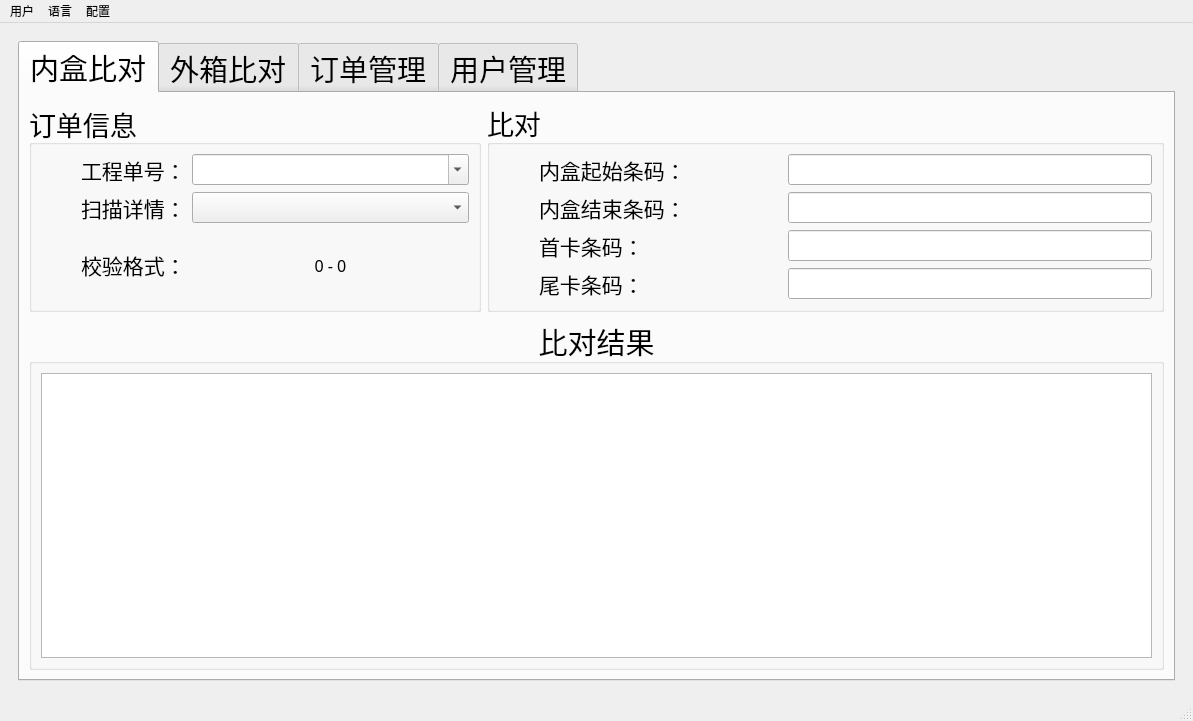
First picture: the form in res/ui/main_window.ui, repository zelviner/BarcodeCompare, before the edit.
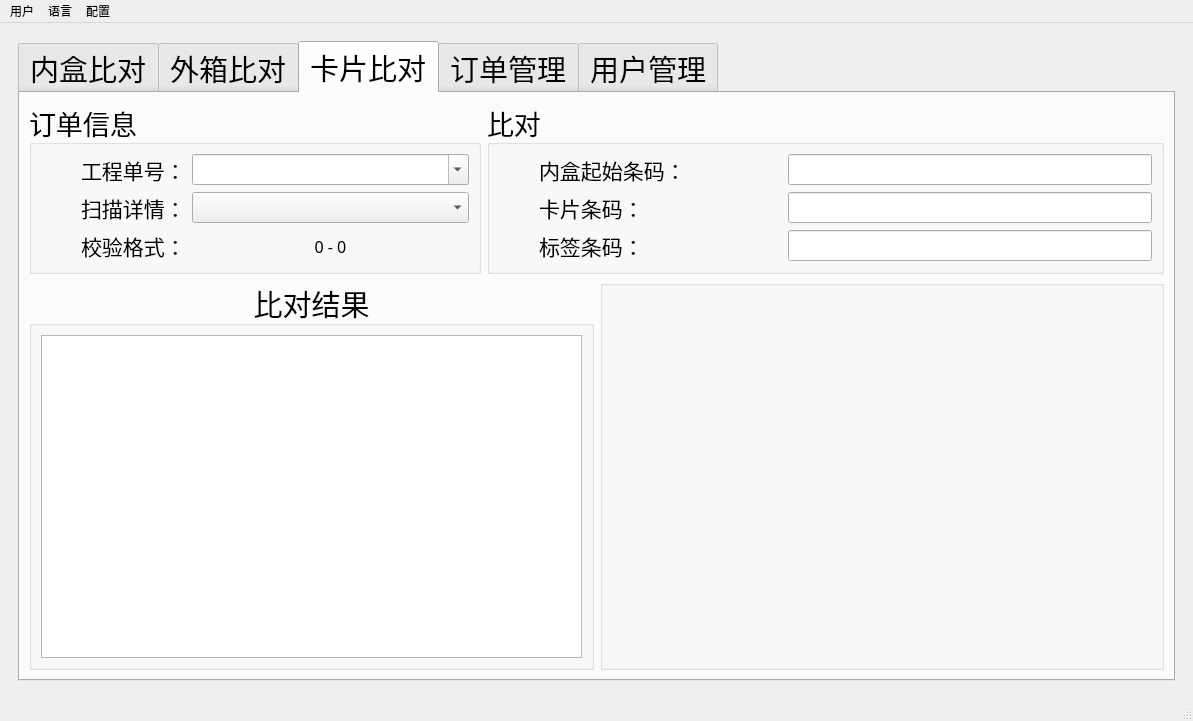
Second picture: the form after the edit. The open tabs and pages were chosen to show the change.

Commit message: feat: 实现卡片比对功能

Patch:
```diff
--- a/res/ui/main_window.ui
+++ b/res/ui/main_window.ui
@@ -753,6 +753,355 @@
            </item>
           </layout>
          </widget>
+         <widget class="QWidget" name="widget_2">
+          <attribute name="title">
+           <string>卡片比对</string>
+          </attribute>
+          <layout class="QVBoxLayout" name="verticalLayout_22">
+           <item>
+            <layout class="QHBoxLayout" name="horizontalLayout_62" stretch="2,3">
+             <item>
+              <widget class="QGroupBox" name="groupBox_21">
+               <property name="font">
+                <font>
+                 <family>微软雅黑</family>
+                 <pointsize>20</pointsize>
+                </font>
+               </property>
+               <property name="title">
+                <string>订单信息</string>
+               </property>
+               <layout class="QVBoxLayout" name="verticalLayout_20">
+                <item>
+                 <layout class="QHBoxLayout" name="horizontalLayout_63" stretch="0,0,9">
+                  <item>
+                   <spacer name="horizontalSpacer_28">
+                    <property name="orientation">
+                     <enum>Qt::Horizontal</enum>
+                    </property>
+                    <property name="sizeHint" stdset="0">
+                     <size>
+                      <width>40</width>
+                      <height>20</height>
+                     </size>
+                    </property>
+                   </spacer>
+                  </item>
+                  <item>
+                   <widget class="QLabel" name="label_47">
+                    <property name="font">
+                     <font>
+                      <family>微软雅黑</family>
+                      <pointsize>16</pointsize>
+                     </font>
+                    </property>
+                    <property name="text">
+                     <string>工程单号：</string>
+                    </property>
+                   </widget>
+                  </item>
+                  <item>
+                   <widget class="QComboBox" name="card_order_name_combo">
+                    <property name="font">
+                     <font>
+                      <family>微软雅黑</family>
+                      <pointsize>12</pointsize>
+                     </font>
+                    </property>
+                    <property name="editable">
+                     <bool>true</bool>
+                    </property>
+                    <property name="currentText">
+                     <string/>
+                    </property>
+                    <property name="placeholderText">
+                     <string>请选择</string>
+                    </property>
+                   </widget>
+                  </item>
+                 </layout>
+                </item>
+                <item>
+                 <layout class="QHBoxLayout" name="horizontalLayout_64" stretch="0,0,9">
+                  <item>
+                   <spacer name="horizontalSpacer_29">
+                    <property name="orientation">
+                     <enum>Qt::Horizontal</enum>
+                    </property>
+                    <property name="sizeHint" stdset="0">
+                     <size>
+                      <width>40</width>
+                      <height>20</height>
+                     </size>
+                    </property>
+                   </spacer>
+                  </item>
+                  <item>
+                   <widget class="QLabel" name="label_48">
+                    <property name="font">
+                     <font>
+                      <family>微软雅黑</family>
+                      <pointsize>16</pointsize>
+                     </font>
+                    </property>
+                    <property name="text">
+                     <string>扫描详情：</string>
+                    </property>
+                   </widget>
+                  </item>
+                  <item>
+                   <widget class="QComboBox" name="card_datas_status_comb_box">
+                    <property name="font">
+                     <font>
+                      <family>微软雅黑</family>
+                      <pointsize>12</pointsize>
+                     </font>
+                    </property>
+                   </widget>
+                  </item>
+                 </layout>
+                </item>
+                <item>
+                 <layout class="QHBoxLayout" name="horizontalLayout_65" stretch="0,1,9">
+                  <item>
+                   <spacer name="horizontalSpacer_30">
+                    <property name="orientation">
+                     <enum>Qt::Horizontal</enum>
+                    </property>
+                    <property name="sizeHint" stdset="0">
+                     <size>
+                      <width>40</width>
+                      <height>20</height>
+                     </size>
+                    </property>
+                   </spacer>
+                  </item>
+                  <item>
+                   <widget class="QLabel" name="label_49">
+                    <property name="font">
+                     <font>
+                      <family>微软雅黑</family>
+                      <pointsize>16</pointsize>
+                     </font>
+                    </property>
+                    <property name="text">
+                     <string>校验格式：</string>
+                    </property>
+                   </widget>
+                  </item>
+                  <item>
+                   <widget class="QLabel" name="card_check_format_label">
+                    <property name="font">
+                     <font>
+                      <family>微软雅黑</family>
+                      <pointsize>12</pointsize>
+                     </font>
+                    </property>
+                    <property name="text">
+                     <string>0 - 0</string>
+                    </property>
+                    <property name="alignment">
+                     <set>Qt::AlignCenter</set>
+                    </property>
+                   </widget>
+                  </item>
+                 </layout>
+                </item>
+               </layout>
+              </widget>
+             </item>
+             <item>
+              <widget class="QGroupBox" name="groupBox_22">
+               <property name="font">
+                <font>
+                 <family>微软雅黑</family>
+                 <pointsize>20</pointsize>
+                </font>
+               </property>
+               <property name="title">
+                <string>比对</string>
+               </property>
+               <layout class="QVBoxLayout" name="verticalLayout_21">
+                <item>
+                 <layout class="QHBoxLayout" name="horizontalLayout_66" stretch="0,2,3">
+                  <item>
+                   <spacer name="horizontalSpacer_31">
+                    <property name="orientation">
+                     <enum>Qt::Horizontal</enum>
+                    </property>
+                    <property name="sizeHint" stdset="0">
+                     <size>
+                      <width>40</width>
+                      <height>20</height>
+                     </size>
+                    </property>
+                   </spacer>
+                  </item>
+                  <item>
+                   <widget class="QLabel" name="label_50">
+                    <property name="font">
+                     <font>
+                      <family>微软雅黑</family>
+                      <pointsize>16</pointsize>
+                     </font>
+                    </property>
+                    <property name="text">
+                     <string>内盒起始条码：</string>
+                    </property>
+                   </widget>
+                  </item>
+                  <item>
+                   <widget class="QLineEdit" name="card_box_start_line">
+                    <property name="font">
+                     <font>
+                      <family>微软雅黑</family>
+                      <pointsize>12</pointsize>
+                      <weight>50</weight>
+                      <bold>false</bold>
+                     </font>
+                    </property>
+                    <property name="readOnly">
+                     <bool>false</bool>
+                    </property>
+                   </widget>
+                  </item>
+                 </layout>
+                </item>
+                <item>
+                 <layout class="QHBoxLayout" name="horizontalLayout_67" stretch="0,2,3">
+                  <item>
+                   <spacer name="horizontalSpacer_32">
+                    <property name="orientation">
+                     <enum>Qt::Horizontal</enum>
+                    </property>
+                    <property name="sizeHint" stdset="0">
+                     <size>
+                      <width>40</width>
+                      <height>20</height>
+                     </size>
+                    </property>
+                   </spacer>
+                  </item>
+                  <item>
+                   <widget class="QLabel" name="label_51">
+                    <property name="font">
+                     <font>
+                      <family>微软雅黑</family>
+                      <pointsize>16</pointsize>
+                     </font>
+                    </property>
+                    <property name="text">
+                     <string>卡片条码：</string>
+                    </property>
+                   </widget>
+                  </item>
+                  <item>
+                   <widget class="QLineEdit" name="card_line">
+                    <property name="font">
+                     <font>
+                      <family>微软雅黑</family>
+                      <pointsize>12</pointsize>
+                      <weight>50</weight>
+                      <bold>false</bold>
+                     </font>
+                    </property>
+                    <property name="readOnly">
+                     <bool>false</bool>
+                    </property>
+                   </widget>
+                  </item>
+                 </layout>
+                </item>
+                <item>
+                 <layout class="QHBoxLayout" name="horizontalLayout_68" stretch="0,2,3">
+                  <item>
+                   <spacer name="horizontalSpacer_33">
+                    <property name="orientation">
+                     <enum>Qt::Horizontal</enum>
+                    </property>
+                    <property name="sizeHint" stdset="0">
+                     <size>
+                      <width>40</width>
+                      <height>20</height>
+                     </size>
+                    </property>
+                   </spacer>
+                  </item>
+                  <item>
+                   <widget class="QLabel" name="label_52">
+                    <property name="font">
+                     <font>
+                      <family>微软雅黑</family>
+                      <pointsize>16</pointsize>
+                     </font>
+                    </property>
+                    <property name="text">
+                     <string>标签条码：</string>
+                    </property>
+                   </widget>
+                  </item>
+                  <item>
+                   <widget class="QLineEdit" name="card_label_line">
+                    <property name="font">
+                     <font>
+                      <family>微软雅黑</family>
+                      <pointsize>12</pointsize>
+                      <weight>50</weight>
+                      <bold>false</bold>
+                     </font>
+                    </property>
+                    <property name="readOnly">
+                     <bool>false</bool>
+                    </property>
+                   </widget>
+                  </item>
+                 </layout>
+                </item>
+               </layout>
+              </widget>
+             </item>
+            </layout>
+           </item>
+           <item>
+            <layout class="QHBoxLayout" name="horizontalLayout_69" stretch="5,5">
+             <item>
+              <widget class="QGroupBox" name="groupBox_23">
+               <property name="title">
+                <string>比对结果</string>
+               </property>
+               <property name="alignment">
+                <set>Qt::AlignCenter</set>
+               </property>
+               <property name="flat">
+                <bool>true</bool>
+               </property>
+               <property name="checkable">
+                <bool>false</bool>
+               </property>
+               <layout class="QHBoxLayout" name="horizontalLayout_70">
+                <item>
+                 <widget class="QTableWidget" name="card_table"/>
+                </item>
+               </layout>
+              </widget>
+             </item>
+             <item>
+              <widget class="QGroupBox" name="card_compare_group_box">
+               <property name="font">
+                <font>
+                 <family>微软雅黑</family>
+                 <pointsize>22</pointsize>
+                </font>
+               </property>
+               <property name="title">
+                <string/>
+               </property>
+              </widget>
+             </item>
+            </layout>
+           </item>
+          </layout>
+         </widget>
          <widget class="QWidget" name="order_tab">
           <attribute name="title">
            <string>订单管理</string>
```
Left out of the diff: 43 changed lines with no effect on the pictures. The commit also changes 30 other files.
